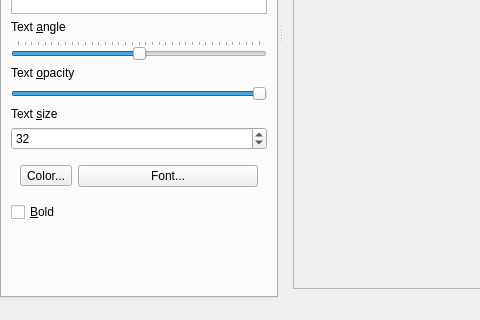
hydrargyrum/kelpmark, file mainwindow.ui: the form before one commit; both pictures show x 0 to 480 and y 280 to 600 of the 800 by 600 pixel window.
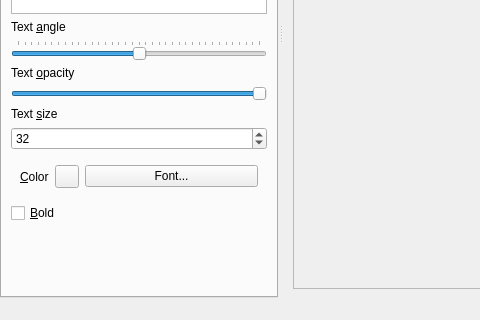
The form after the commit.

Commit message: ui: let color button have the text color

Diff of the .ui file:
```diff
--- a/mainwindow.ui
+++ b/mainwindow.ui
@@ -166,15 +166,37 @@
          <item>
           <widget class="QWidget" name="widget" native="true">
            <layout class="QHBoxLayout" name="horizontalLayout_3">
+            <item>
+             <widget class="QLabel" name="label_6">
+              <property name="sizePolicy">
+               <sizepolicy hsizetype="Fixed" vsizetype="Preferred">
+                <horstretch>0</horstretch>
+                <verstretch>0</verstretch>
+               </sizepolicy>
+              </property>
+              <property name="text">
+               <string>&amp;Color</string>
+              </property>
+              <property name="buddy">
+               <cstring>colorButton</cstring>
+              </property>
+             </widget>
+            </item>
             <item>
              <widget class="QToolButton" name="colorButton">
               <property name="text">
-               <string>Color...</string>
+               <string/>
               </property>
              </widget>
             </item>
             <item>
              <widget class="QPushButton" name="fontButton">
+              <property name="sizePolicy">
+               <sizepolicy hsizetype="Preferred" vsizetype="Fixed">
+                <horstretch>0</horstretch>
+                <verstretch>0</verstretch>
+               </sizepolicy>
+              </property>
               <property name="text">
                <string>Font...</string>
               </property>
```
The commit also changes 1 other file.
